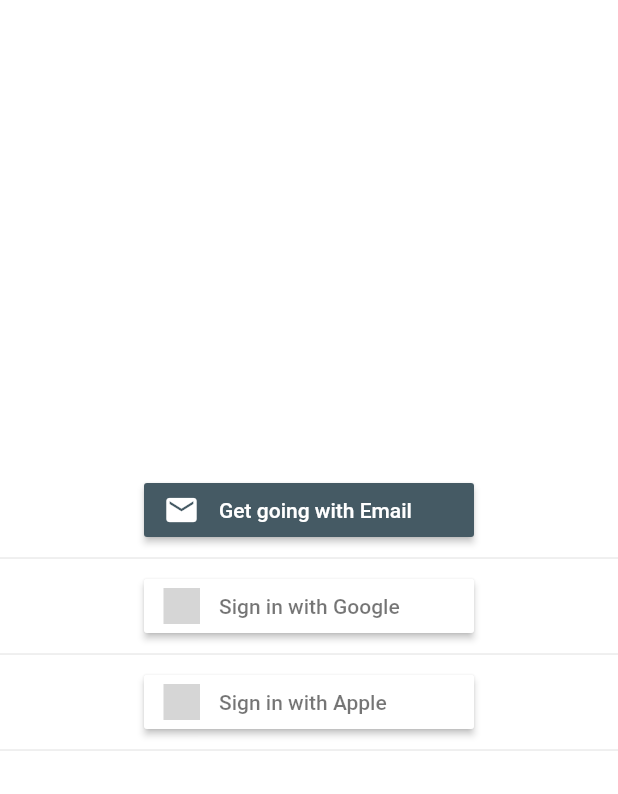
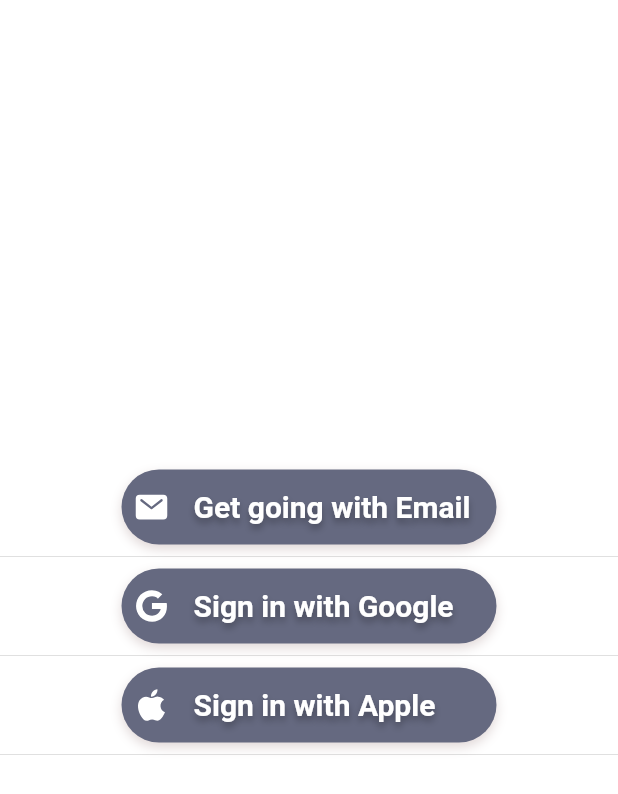
Before and after one commit to Prash2002/Trilogypp, a Flutter app: the screen it shows after launch, on a phone screen of 412 x 824 dp. Shown: the top 794 px of the screen. Run offline on Flutter 3.47's test engine with Material 2 defaults, Android fonts, the phone set to English and light mode, and no system bars; our stand-ins replace firebase_auth, flutter_icons, flutter_spinkit, google_sign_in; accounts and stored records are empty; Roboto replaces fonts that are missing (Helvetica Neue); grey boxes are pictures that could not be loaded.

Commit message:
initial commit

```diff
--- a/sus_dev/lib/pages/Login.dart
+++ b/sus_dev/lib/pages/Login.dart
@@ -1,5 +1,5 @@
 import 'package:flutter/material.dart';
-import 'package:flutter_signin_button/flutter_signin_button.dart';
+import 'package:flutter_icons/flutter_icons.dart';
 import 'package:google_sign_in/google_sign_in.dart';
 import 'package:firebase_auth/firebase_auth.dart';
 
@@ -59,31 +59,178 @@
       child: Column(
         mainAxisAlignment: MainAxisAlignment.center,
         children: <Widget>[
-          SignInButtonBuilder(
-            text: 'Get going with Email',
-            icon: Icons.email,
-            onPressed: () {
-              Navigator.pushReplacementNamed(context, '/home');
-            },
-            backgroundColor: Colors.blueGrey[700],
-            width: 220.0,
+        FlatButton(
+          onPressed: () {
+          signInWithGoogle().whenComplete(() {
+           Navigator.pushReplacementNamed(context, '/home');
+          });
+           },
+          child: Container(
+            child: Center(
+              child: Row(
+                children: [
+                  Padding(
+                    padding: const EdgeInsets.all(8.0),
+                    child: Icon(
+                      Ionicons.md_mail,
+                    color: Colors.white,
+                    ),
+                  ),
+                  Padding(
+                    padding: const EdgeInsets.all(8.0),
+                    child: Text(
+                      'Get going with Email',
+                      style: TextStyle(
+                        fontFamily: 'Helvetica Neue',
+                        fontSize: 20,
+                        color: const Color(0xffffffff),
+                        fontWeight: FontWeight.w700,
+                        shadows: [
+                          Shadow(
+                            color: const Color(0x4d000000),
+                            offset: Offset(0, 3),
+                            blurRadius: 6,
+                          )
+                        ],
+                      ),
+                      textAlign: TextAlign.center,
+                    ),
+                  ),
+                ],
+              ),
+            ),
+            width: 250.0,
+            height: 50.0,
+            decoration: BoxDecoration(
+              borderRadius: BorderRadius.circular(28.0),
+              color: const Color(0xff656980),
+              boxShadow: [
+                BoxShadow(
+                  color: const Color(0xffe0d7d7),
+                  offset: Offset(0, 3),
+                  blurRadius: 6,
+                ),
+              ],
+            ),
           ),
+        ),
+
           Divider(),
-          SignInButton(
-            Buttons.Google,
+          FlatButton(
             onPressed: () {
               signInWithGoogle().whenComplete(() {
                 Navigator.pushReplacementNamed(context, '/home');
               });
             },
+            child: Container(
+              child: Center(
+                child: Row(
+                  children: [
+                    Padding(
+                      padding: const EdgeInsets.all(8.0),
+                      child: Icon(
+                          Ionicons.logo_google,
+                      color: Colors.white,
+                      ),
+                    ),
+                    Padding(
+                      padding: const EdgeInsets.all(8.0),
+                      child: Text(
+                        'Sign in with Google',
+                        style: TextStyle(
+                          fontFamily: 'Helvetica Neue',
+                          fontSize: 20,
+                          color: const Color(0xffffffff),
+                          fontWeight: FontWeight.w700,
+                          shadows: [
+                            Shadow(
+                              color: const Color(0x4d000000),
+                              offset: Offset(0, 3),
+                              blurRadius: 6,
+                            )
+                          ],
+                        ),
+                        textAlign: TextAlign.center,
+                      ),
+                    ),
+                  ],
+                ),
+              ),
+              width: 250.0,
+              height: 50.0,
+              decoration: BoxDecoration(
+                borderRadius: BorderRadius.circular(28.0),
+                color: const Color(0xff656980),
+                boxShadow: [
+                  BoxShadow(
+                    color: const Color(0xffe0d7d7),
+                    offset: Offset(0, 3),
+                    blurRadius: 6,
+                  ),
+                ],
+              ),
+            ),
           ),
+
           Divider(),
-          SignInButton(
-            Buttons.Apple,
+          FlatButton(
             onPressed: () {
-              Navigator.pushReplacementNamed(context, '/home');
-            },
+             Navigator.pushReplacementNamed(context, '/home');
+               },
+
+
+            child: Container(
+
+              child: Center(
+                child: Row(
+                  children: [
+                    Padding(
+                      padding: const EdgeInsets.all(8.0),
+                      child: Icon(
+                          Ionicons.logo_apple,
+                      color: Colors.white,),
+                    ),
+                    Padding(
+                      padding: const EdgeInsets.all(8.0),
+                      child: Text(
+                            'Sign in with Apple',
+                            style: TextStyle(
+                              fontFamily: 'Helvetica Neue',
+                              fontSize: 20,
+                              color: const Color(0xffffffff),
+                              fontWeight: FontWeight.w700,
+                              shadows: [
+                                Shadow(
+                                  color: const Color(0x4d000000),
+                                  offset: Offset(0, 3),
+                                  blurRadius: 6,
+                                )
+                              ],
+                            ),
+                            textAlign: TextAlign.center,
+                          ),
+                    ),
+                  ],
+                ),
+
+
+              ),
+              width: 250.0,
+              height: 50.0,
+              decoration: BoxDecoration(
+                borderRadius: BorderRadius.circular(28.0),
+                color: const Color(0xff656980),
+                boxShadow: [
+                  BoxShadow(
+                    color: const Color(0xffe0d7d7),
+                    offset: Offset(0, 3),
+                    blurRadius: 6,
+                  ),
+                ],
+              ),
+            ),
           ),
+
           Divider(),
         ],
       ),
--- a/sus_dev/pubspec.yaml
+++ b/sus_dev/pubspec.yaml
@@ -31,6 +31,7 @@
   google_sign_in: 4.5.1
   rxdart: ^0.24.1
   firebase_auth: ^0.16.1
+  flutter_icons: ^1.1.0
 
 
 dev_dependencies:
```
Also changed, not shown: sus_dev/pubspec.lock, 3 other files.
